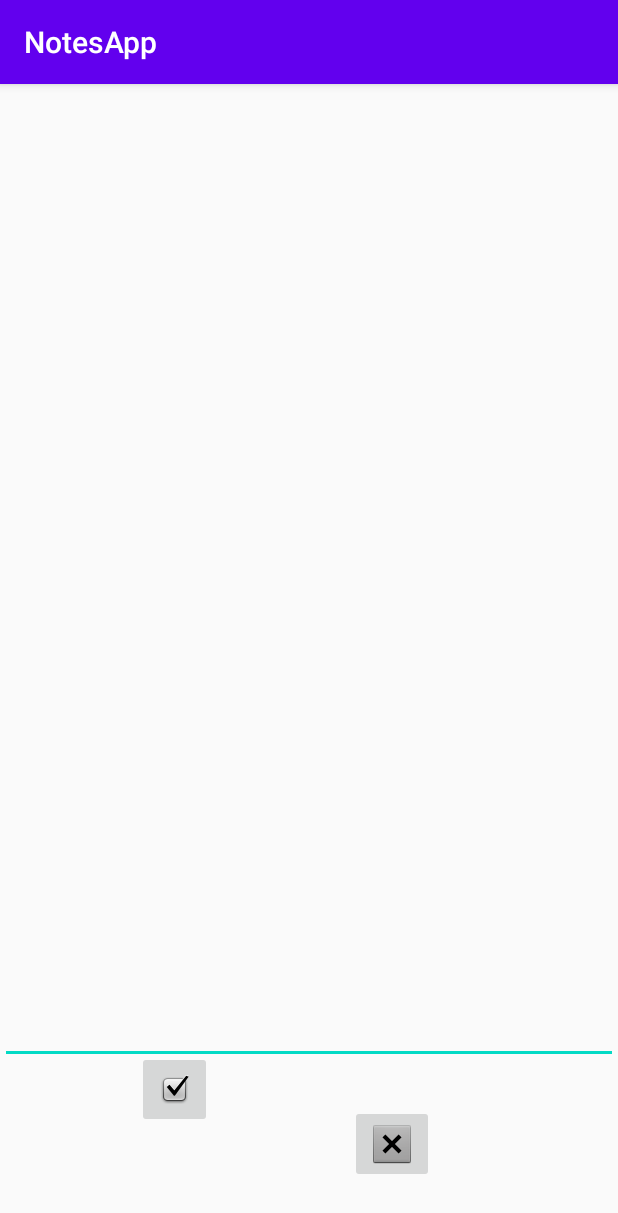
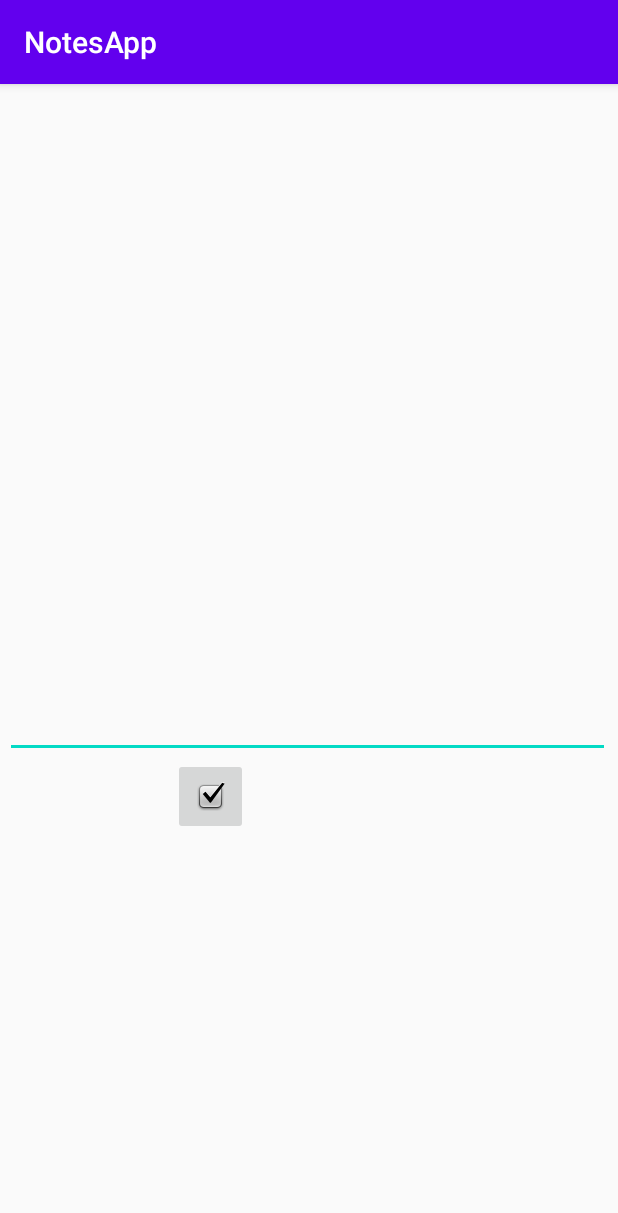
Before and after one commit to Araviss/asNotes, an Android app: the Notes screen opened directly, with no data from a screen before it, on a phone screen of 412 x 824 dp. Shown: the top 1213 px of the screen. Run offline under Robolectric (Android 15) with nearby library versions, the phone set to English and light mode, and no system bars.

Commit message:
adding save function

```diff
--- a/app/src/main/java/com/example/notesapp/Notes.java
+++ b/app/src/main/java/com/example/notesapp/Notes.java
@@ -3,12 +3,25 @@ package com.example.notesapp;
 import androidx.appcompat.app.AppCompatActivity;
 
 import android.content.Intent;
+import android.content.SharedPreferences;
+import android.media.Image;
 import android.os.Bundle;
+import android.view.View;
+import android.widget.Button;
 import android.widget.EditText;
+import android.widget.ImageButton;
 import android.widget.TextView;
 
+import java.lang.reflect.Array;
+import java.util.ArrayList;
+import java.util.Set;
+
 public class Notes extends AppCompatActivity {
-
+    SharedPreferences setOfNotes;
+    EditText notepadEditText;
+    ArrayList<String> notesList = new ArrayList<>(); //Array list created to hold ListView previews
+    Set<String> notesSet;
+    public static final String Notes = "notesKey";
     @Override
     protected void onCreate(Bundle savedInstanceState) {
         super.onCreate(savedInstanceState);
@@ -19,7 +32,31 @@ public class Notes extends AppCompatActivity {
 
         TextView notesTitleTextView = (TextView) findViewById(R.id.notesTitleTextView);
         notesTitleTextView.setText(notesTitle);
-        EditText notepadEditText = (EditText) findViewById(R.id.notesTakenEditText);
+
+        notepadEditText = (EditText) findViewById(R.id.notesTakenEditText);
+        ImageButton saveButton = (ImageButton) findViewById(R.id.saveButton);
+
+        setOfNotes = getSharedPreferences("notes", MODE_PRIVATE);
+
+        saveButton.setOnClickListener(new View.OnClickListener(){
+            @Override
+                    public void onClick(View v) { ///this is going to read set into an array add
+                        String writtenNotes = notepadEditText.getText().toString();
+                        SharedPreferences.Editor editor = setOfNotes.edit();
+
+                        if(!notesList.isEmpty()){
+                            notesList.add(writtenNotes);
+
+
+                            editor.putStringSet("n", notesSet);
+                        }
+                        else{
+                            notesSet.add(writtenNotes);
+                            editor.putStringSet("n",notesSet);
+                }
+              }
+        });
+
 
 
 
--- a/app/src/main/res/layout/activity_notes.xml
+++ b/app/src/main/res/layout/activity_notes.xml
@@ -21,8 +21,8 @@
 
     <EditText
         android:id="@+id/notesTakenEditText"
-        android:layout_width="match_parent"
-        android:layout_height="570dp"
+        android:layout_width="403dp"
+        android:layout_height="366dp"
         android:ems="10"
         android:inputType="textPersonName"
         app:layout_constraintBottom_toBottomOf="parent"
@@ -39,21 +39,10 @@
         android:layout_marginBottom="72dp"
         app:layout_constraintBottom_toBottomOf="parent"
         app:layout_constraintEnd_toEndOf="parent"
-        app:layout_constraintHorizontal_bias="0.253"
+        app:layout_constraintHorizontal_bias="0.318"
         app:layout_constraintStart_toStartOf="parent"
         app:layout_constraintTop_toBottomOf="@+id/notesTakenEditText"
-        app:layout_constraintVertical_bias="1.0"
+        app:layout_constraintVertical_bias="0.0"
         app:srcCompat="@android:drawable/checkbox_on_background" />
 
-    <ImageButton
-        android:id="@+id/discardButton"
-        android:layout_width="wrap_content"
-        android:layout_height="wrap_content"
-        app:layout_constraintBottom_toBottomOf="parent"
-        app:layout_constraintEnd_toEndOf="parent"
-        app:layout_constraintHorizontal_bias="0.428"
-        app:layout_constraintStart_toEndOf="@+id/saveButton"
-        app:layout_constraintTop_toBottomOf="@+id/notesTakenEditText"
-        app:layout_constraintVertical_bias="0.437"
-        app:srcCompat="@android:drawable/btn_dialog" />
 </androidx.constraintlayout.widget.ConstraintLayout>
```
